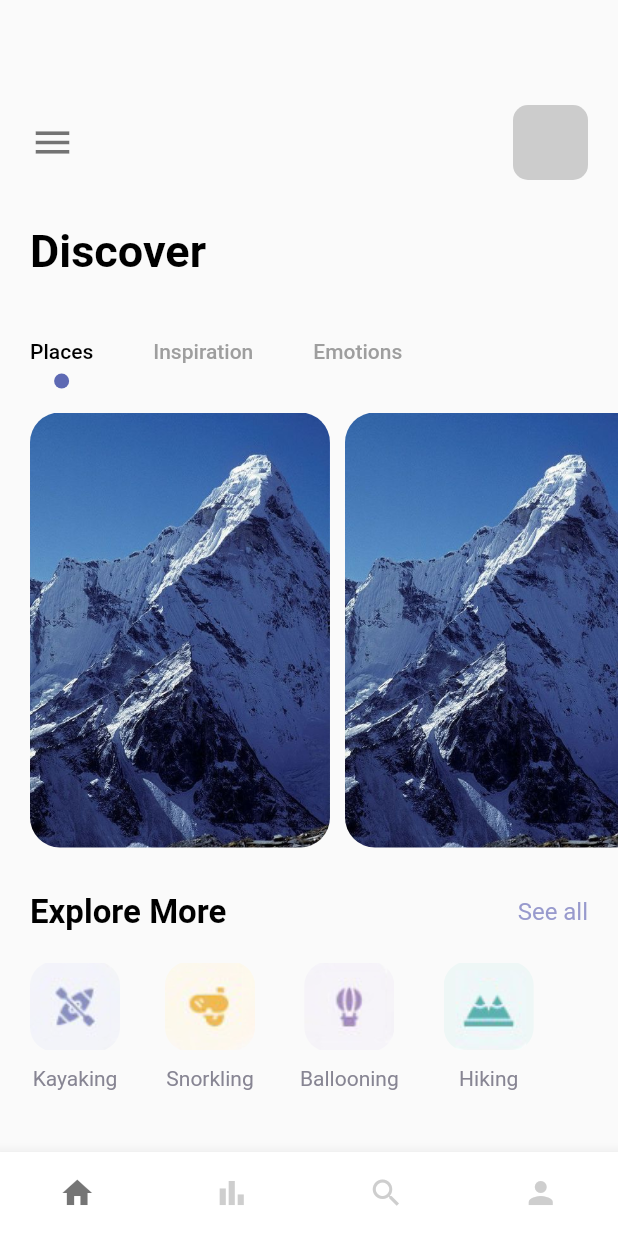
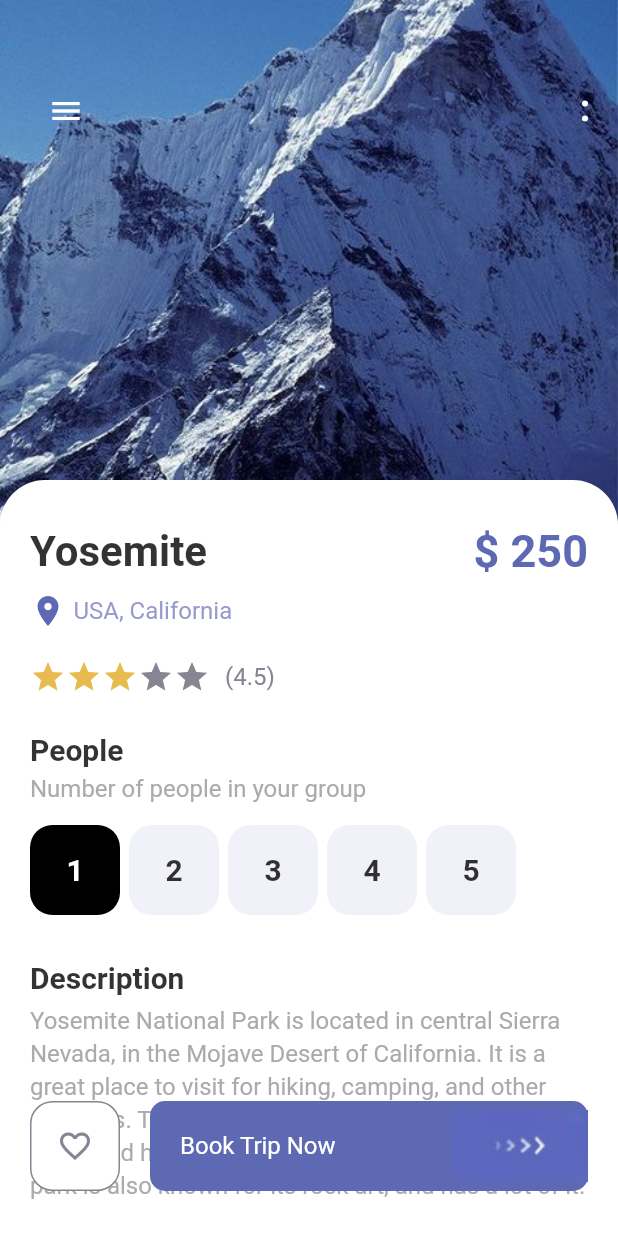
Before and after one commit to dungntm58/flutter_hello_world, a Flutter app: the screen it shows after launch, on a phone screen of 412 x 824 dp. Run offline on Flutter 3.47's test engine with Material 2 defaults, Android fonts, the phone set to English and light mode, and no system bars; generated files the repository leaves out were written again.

Commit message:
Detail Page

```diff
--- a/lib/l10n/app_en.arb
+++ b/lib/l10n/app_en.arb
@@ -21,5 +21,10 @@
     "home_explore_kayaking": "Kayaking",
     "home_explore_snorkeling": "Snorkling",
     "home_explore_ballooning": "Ballooning",
-    "home_explore_hiking": "Hiking"
+    "home_explore_hiking": "Hiking",
+
+    "detail_people": "People",
+    "detail_number_of_people": "Number of people in your group",
+    "detail_description": "Description",
+    "detail_book_trip_now": "Book Trip Now"
 }
--- a/lib/l10n/app_vi.arb
+++ b/lib/l10n/app_vi.arb
@@ -21,5 +21,10 @@
     "home_explore_kayaking": "Kayak",
     "home_explore_snorkeling": "Lặn",
     "home_explore_ballooning": "Khinh khí cầu",
-    "home_explore_hiking": "Leo núi"
+    "home_explore_hiking": "Leo núi",
+
+    "detail_people": "Thành viên",
+    "detail_number_of_people": "Số thành viên trong nhóm bạn",
+    "detail_description": "Mô tả",
+    "detail_book_trip_now": "Đặt vé ngay"
 }
--- a/lib/main.dart
+++ b/lib/main.dart
@@ -1,4 +1,5 @@
 import 'package:flutter/material.dart';
+import 'package:flutter_hello_world/pages/detail_page.dart';
 import 'package:flutter_hello_world/pages/main_page.dart';
 import 'package:flutter_hello_world/pages/welcome_page.dart';
 import 'package:flutter_gen/gen_l10n/app_localizations.dart';
@@ -32,7 +33,7 @@ class MyApp extends StatelessWidget {
         // closer together (more dense) than on mobile platforms.
         visualDensity: VisualDensity.adaptivePlatformDensity,
       ),
-      home: MainPage(),
+      home: DetailPage(),
     );
   }
 }
--- /dev/null
+++ b/lib/pages/detail_page.dart
@@ -0,0 +1,252 @@
+import 'package:flutter/material.dart';
+import 'package:flutter_gen/gen_l10n/app_localizations.dart';
+import 'package:flutter_hello_world/misc/colors.dart';
+import 'package:flutter_hello_world/widgets/app_large_text.dart';
+import 'package:flutter_hello_world/widgets/app_text.dart';
+import 'package:flutter_hello_world/widgets/responsive_button.dart';
+
+class DetailPage extends StatefulWidget {
+  const DetailPage({Key? key}) : super(key: key);
+
+  @override
+  State<DetailPage> createState() => _DetailPageState();
+}
+
+class _DetailPageState extends State<DetailPage> {
+  int _gottenStars = 3;
+  int _peopleCount = 1;
+  bool _isFavourite = false;
+
+  @override
+  Widget build(BuildContext context) {
+    final localizations = AppLocalizations.of(context)!;
+
+    return Scaffold(
+      backgroundColor: Colors.white,
+      body: Container(
+        width: double.maxFinite,
+        height: double.maxFinite,
+        child: Stack(
+          children: [
+            Positioned(
+              left: 0,
+              right: 0,
+              height: 350,
+              child: Container(
+                decoration: BoxDecoration(
+                  image: DecorationImage(
+                    image: AssetImage("img/mountain.jpeg"),
+                    fit: BoxFit.cover,
+                  ),
+                ),
+              ),
+            ),
+            Positioned(
+              left: 20,
+              right: 20,
+              top: 50,
+              child: Row(
+                mainAxisAlignment: MainAxisAlignment.spaceBetween,
+                children: [
+                  IconButton(
+                    onPressed: () {},
+                    icon: Icon(Icons.menu),
+                    color: Colors.white,
+                  ),
+                  _buildDots(),
+                ],
+              ),
+            ),
+            Positioned(
+              top: 320,
+              left: 0,
+              right: 0,
+              child: Container(
+                padding: const EdgeInsets.only(left: 20, right: 20, top: 30),
+                decoration: BoxDecoration(
+                  color: Colors.white,
+                  borderRadius: const BorderRadius.only(
+                    topLeft: const Radius.circular(30),
+                    topRight: const Radius.circular(30),
+                  ),
+                ),
+                child: Column(
+                  crossAxisAlignment: CrossAxisAlignment.start,
+                  children: [
+                    Row(
+                      mainAxisAlignment: MainAxisAlignment.spaceBetween,
+                      children: [
+                        AppLargeText(
+                          text: "Yosemite",
+                          size: 28,
+                          color: Colors.black.withOpacity(0.8),
+                        ),
+                        AppLargeText(
+                          text: "\$ 250",
+                          color: AppColors.mainColor,
+                        ),
+                      ],
+                    ),
+                    SizedBox(height: 10),
+                    Row(
+                      children: [
+                        Icon(Icons.location_on, color: AppColors.mainColor),
+                        SizedBox(width: 5),
+                        AppText(
+                          text: "USA, California",
+                          color: AppColors.textColor1,
+                        ),
+                      ],
+                    ),
+                    SizedBox(height: 20),
+                    Row(
+                      children: [
+                        _buildRatingBar(context),
+                        SizedBox(width: 10),
+                        AppText(
+                          text: "(4.5)",
+                          color: AppColors.textColor2,
+                        )
+                      ],
+                    ),
+                    SizedBox(height: 25),
+                    AppLargeText(
+                      text: localizations.detail_people,
+                      size: 20,
+                      color: Colors.black.withOpacity(0.8),
+                    ),
+                    SizedBox(height: 5),
+                    AppText(
+                      text: localizations.detail_number_of_people,
+                      color: AppColors.mainTextColor,
+                    ),
+                    SizedBox(height: 15),
+                    _buildPepleCountSelection(context),
+                    SizedBox(height: 30),
+                    AppLargeText(
+                      text: localizations.detail_description,
+                      size: 20,
+                      color: Colors.black.withOpacity(0.8),
+                    ),
+                    SizedBox(height: 5),
+                    SingleChildScrollView(
+                      child: AppText(
+                        text:
+                            "Yosemite National Park is located in central Sierra Nevada, in the Mojave Desert of California. It is a great place to visit for hiking, camping, and other activities. The park is known for its giant redwood trees, and has many waterfalls and streams. The park is also known for its rock art, and has a lot of it.",
+                        color: AppColors.mainTextColor,
+                        textHeight: 1.4,
+                      ),
+                    ),
+                  ],
+                ),
+              ),
+            ),
+            Positioned(
+              bottom: 30,
+              left: 20,
+              right: 20,
+              child: Row(
+                children: [
+                  _buildFavoriteButton(context),
+                  SizedBox(width: 20),
+                  ResponsiveButton(
+                    title: localizations.detail_book_trip_now,
+                  )
+                ],
+              ),
+            ),
+          ],
+        ),
+      ),
+    );
+  }
+
+  Widget _buildDots() {
+    Widget _buildDot(int index) {
+      return Container(
+        width: 4,
+        height: 4,
+        decoration: BoxDecoration(
+          color: Colors.white,
+          shape: BoxShape.circle,
+        ),
+      );
+    }
+
+    return Wrap(
+      direction: Axis.vertical,
+      spacing: 6,
+      children: List.generate(2, _buildDot),
+    );
+  }
+
+  Widget _buildRatingBar(BuildContext context) {
+    final starCount = 5;
+
+    Widget buildStar(int index) {
+      return Icon(
+        Icons.star,
+        color:
+            index < _gottenStars ? AppColors.starColor : AppColors.textColor2,
+      );
+    }
+
+    return Wrap(children: List.generate(starCount, buildStar));
+  }
+
+  Widget _buildPepleCountSelection(BuildContext context) {
+    final peopleCount = 5;
+
+    Widget buildOption(int index) {
+      final isSelected = index + 1 == _peopleCount;
+
+      return InkWell(
+        onTap: () => setState(() => _peopleCount = index + 1),
+        child: Container(
+          width: 60,
+          height: 60,
+          decoration: BoxDecoration(
+            color: isSelected ? Colors.black : AppColors.buttonBackground,
+            borderRadius: const BorderRadius.all(Radius.circular(15)),
+          ),
+          child: Center(
+            child: AppLargeText(
+              text: "${index + 1}",
+              size: 20,
+              color: isSelected ? Colors.white : Colors.black.withOpacity(0.8),
+            ),
+          ),
+        ),
+      );
+    }
+
+    return Wrap(
+      spacing: 6,
+      children: List.generate(peopleCount, buildOption),
+    );
+  }
+
+  Widget _buildFavoriteButton(BuildContext context) {
+    return InkWell(
+      onTap: () => setState(() => _isFavourite = !_isFavourite),
+      child: Container(
+        width: 60,
+        height: 60,
+        decoration: BoxDecoration(
+          color: Colors.white,
+          borderRadius: const BorderRadius.all(Radius.circular(15)),
+          border: Border.all(
+            color: AppColors.textColor2,
+            width: 1,
+          ),
+        ),
+        child: Center(
+          child: Icon(
+            _isFavourite ? Icons.favorite : Icons.favorite_border,
+            color: _isFavourite ? Colors.black : AppColors.textColor2,
+          ),
+        ),
+      ),
+    );
+  }
+}
--- a/lib/widgets/app_text.dart
+++ b/lib/widgets/app_text.dart
@@ -5,15 +5,17 @@ class AppText extends StatelessWidget {
   final double size;
   final String text;
   final Color color;
+  final double? textHeight;
 
   AppText(
       {Key? key,
       this.size = 16,
       required this.text,
+      this.textHeight,
       this.color = Colors.black54})
       : super(key: key);
 
   @override
-  Widget build(BuildContext context) =>
-      Text(text, style: TextStyle(color: color, fontSize: size));
+  Widget build(BuildContext context) => Text(text,
+      style: TextStyle(color: color, fontSize: size, height: textHeight));
 }
--- a/lib/widgets/responsive_button.dart
+++ b/lib/widgets/responsive_button.dart
@@ -1,24 +1,47 @@
 import 'package:flutter/material.dart';
 import 'package:flutter_hello_world/misc/colors.dart';
+import 'package:flutter_hello_world/widgets/app_text.dart';
 
 @immutable
 class ResponsiveButton extends StatelessWidget {
-  final bool isResponsive;
   final double? width;
+  final String? title;
+  final Function()? onTap;
 
-  ResponsiveButton({Key? key, this.width, this.isResponsive = false})
+  ResponsiveButton({Key? key, this.width = 120, this.title, this.onTap})
       : super(key: key);
 
   @override
   Widget build(BuildContext context) {
-    return Container(
-      width: width,
-      height: 60,
-      decoration: BoxDecoration(
-          borderRadius: BorderRadius.circular(10), color: AppColors.mainColor),
-      child: Row(
-          mainAxisAlignment: MainAxisAlignment.center,
-          children: [Image.asset("img/button-one.png")]),
+    final isResponsive = title != null;
+
+    return Flexible(
+      child: InkWell(
+        onTap: onTap,
+        child: Container(
+          width: isResponsive ? double.maxFinite : width,
+          height: 60,
+          decoration: BoxDecoration(
+            borderRadius: BorderRadius.circular(10),
+            color: AppColors.mainColor,
+          ),
+          child: Row(
+            mainAxisAlignment: isResponsive
+                ? MainAxisAlignment.spaceBetween
+                : MainAxisAlignment.center,
+            children: title != null
+                ? [
+                    Container(
+                      margin: const EdgeInsets.only(left: 20),
+                      child:
+                          AppText(text: title!, color: Colors.white, size: 16),
+                    ),
+                    Image.asset("img/button-one.png"),
+                  ]
+                : [Image.asset("img/button-one.png")],
+          ),
+        ),
+      ),
     );
   }
 }
```
